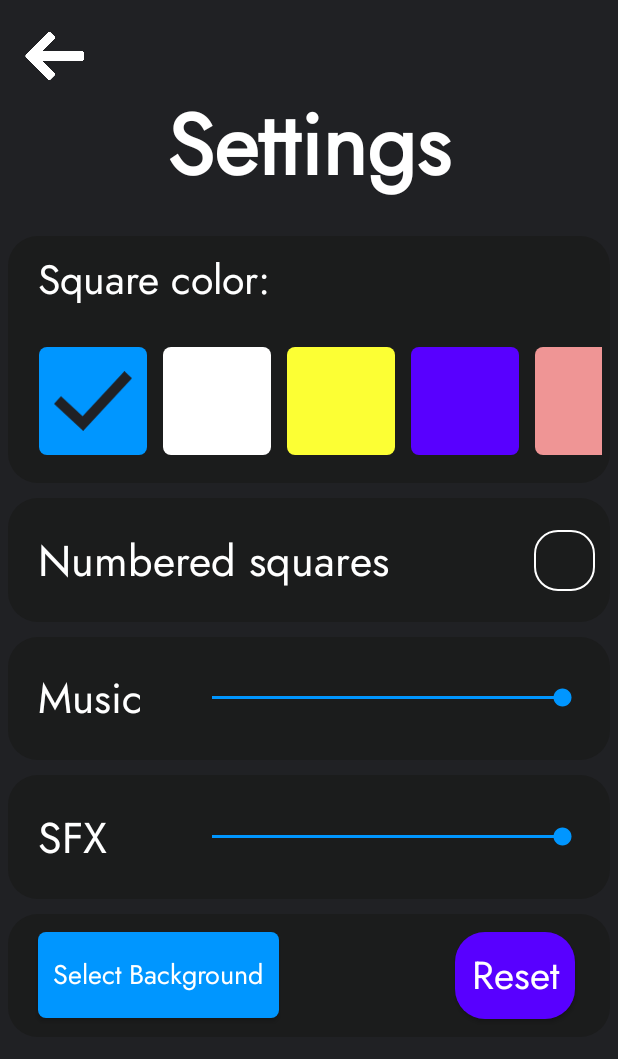
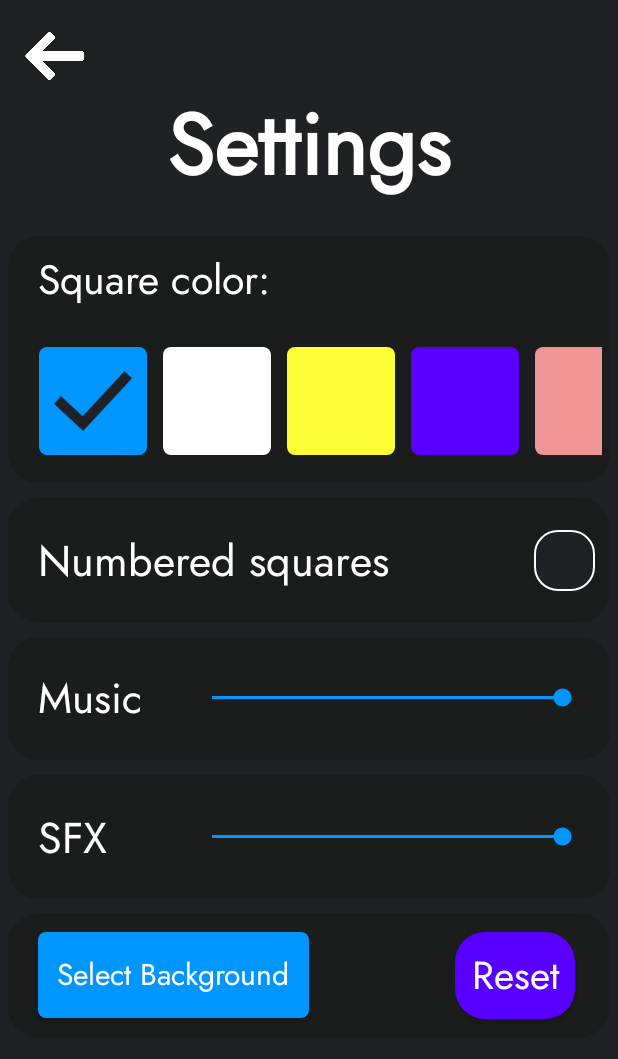
Before and after one commit to DumitruCimpean/GuessThePattern, an Android app: the screen it shows after launch (Settings), after a tap on "SETTINGS", on a phone screen of 412 x 824 dp. Shown: the top 1059 px of the screen. Run offline under Robolectric (Android 15) with nearby library versions, the light colour scheme and no system bars; 2 statements that could not run were skipped; 2 other taps on this screen came first.

Commit message:
delay ratio tweaks
- 1.05, 1.06, 1.05 seems good so far.
- the race can be changed in MainActivity now

```diff
--- a/app/src/main/java/com/example/guessthepattern/MainActivity.java
+++ b/app/src/main/java/com/example/guessthepattern/MainActivity.java
@@ -47,6 +47,9 @@ public class MainActivity extends AppCompatActivity {
     public static final String delay1 = "delay1";
     public static final String delay2 = "delay2";
     public static final String delay3 = "delay3";
+    public static final String delay1ratio = "delay1ratio";
+    public static final String delay2ratio = "delay2ratio";
+    public static final String delay3ratio = "delay3ratio";
 
     private MyGlobals gob;
     private MediaPlayer coinSfx;
@@ -71,11 +74,14 @@ public class MainActivity extends AppCompatActivity {
 
         SharedPreferences prefs = getSharedPreferences(prefsName, MODE_PRIVATE);
         SharedPreferences.Editor editor = prefs.edit();
-        editor.putInt(paceKey, 2);
+        editor.putInt(paceKey, 3);
         editor.putInt(timerMsKey, 10000); // 10 seconds
         editor.putInt(delay1, 1000);
         editor.putInt(delay2, 1800);
         editor.putInt(delay3, 1500);
+        editor.putFloat(delay1ratio, 1.05f);
+        editor.putFloat(delay2ratio, 1.06f);
+        editor.putFloat(delay3ratio, 1.05f);
         editor.apply();
 
         int musicVol = prefs.getInt(musicVolKey, 100);
--- a/app/src/main/java/com/example/guessthepattern/MyGlobals.java
+++ b/app/src/main/java/com/example/guessthepattern/MyGlobals.java
@@ -67,7 +67,7 @@ public class MyGlobals extends Activity {
     public void clickEffectDarken(final View button){
         button.setAlpha(0.5f);
         Handler resetHandler = new Handler();
-        resetHandler.postDelayed(() -> button.setAlpha(1.0F), 200);
+        resetHandler.postDelayed(() -> button.setAlpha(1.0F), 150);
     }
 
     public void clickEffectResize(final View button , Context context){
--- a/app/src/main/res/drawable/scores_bcg.xml
+++ b/app/src/main/res/drawable/scores_bcg.xml
@@ -1,6 +1,8 @@
 <?xml version="1.0" encoding="utf-8"?>
 <shape xmlns:android="http://schemas.android.com/apk/res/android"
     android:shape="rectangle">
+    <solid android:color="@color/dark_grey_100">
+    </solid>
 
     <stroke
         android:color="@color/white"
--- a/app/src/main/res/layout/activity_easy.xml
+++ b/app/src/main/res/layout/activity_easy.xml
@@ -59,7 +59,7 @@
         android:id="@+id/level"
         android:layout_width="wrap_content"
         android:layout_height="0dp"
-        android:autoSizeMinTextSize="25sp"
+        android:autoSizeMinTextSize="20sp"
         android:autoSizeTextType="uniform"
         android:fontFamily="@font/jost_variablewght"
         android:text="@string/level_1"
@@ -291,7 +291,6 @@
         android:id="@+id/itemBar"
         android:layout_width="match_parent"
         android:layout_height="0dp"
-        android:background="@drawable/rectangle_grey"
         android:visibility="invisible"
         app:layout_constraintBottom_toBottomOf="parent"
         app:layout_constraintEnd_toEndOf="parent"
--- a/app/src/main/res/layout/activity_easy_reflex.xml
+++ b/app/src/main/res/layout/activity_easy_reflex.xml
@@ -59,7 +59,7 @@
         android:id="@+id/level"
         android:layout_width="wrap_content"
         android:layout_height="0dp"
-        android:autoSizeMinTextSize="25sp"
+        android:autoSizeMinTextSize="20sp"
         android:autoSizeTextType="uniform"
         android:fontFamily="@font/jost_variablewght"
         android:text="@string/level_1"
--- a/app/src/main/res/layout/activity_easy_timed.xml
+++ b/app/src/main/res/layout/activity_easy_timed.xml
@@ -59,7 +59,7 @@
         android:id="@+id/level"
         android:layout_width="wrap_content"
         android:layout_height="0dp"
-        android:autoSizeMinTextSize="25sp"
+        android:autoSizeMinTextSize="20sp"
         android:autoSizeTextType="uniform"
         android:fontFamily="@font/jost_variablewght"
         android:text="@string/level_1"
@@ -310,7 +310,6 @@
         android:id="@+id/itemBar"
         android:layout_width="match_parent"
         android:layout_height="0dp"
-        android:background="@drawable/rectangle_grey"
         android:visibility="invisible"
         app:layout_constraintBottom_toBottomOf="parent"
         app:layout_constraintEnd_toEndOf="parent"
--- a/app/src/main/res/layout/activity_hard.xml
+++ b/app/src/main/res/layout/activity_hard.xml
@@ -60,7 +60,7 @@
         android:id="@+id/level"
         android:layout_width="wrap_content"
         android:layout_height="0dp"
-        android:autoSizeMinTextSize="25sp"
+        android:autoSizeMinTextSize="20sp"
         android:autoSizeTextType="uniform"
         android:fontFamily="@font/jost_variablewght"
         android:text="@string/level_1"
@@ -460,7 +460,6 @@
         android:id="@+id/itemBar"
         android:layout_width="match_parent"
         android:layout_height="0dp"
-        android:background="@drawable/rectangle_grey"
         android:visibility="invisible"
         app:layout_constraintBottom_toBottomOf="parent"
         app:layout_constraintEnd_toEndOf="parent"
--- a/app/src/main/res/layout/activity_hard_reflex.xml
+++ b/app/src/main/res/layout/activity_hard_reflex.xml
@@ -60,7 +60,7 @@
         android:id="@+id/level"
         android:layout_width="wrap_content"
         android:layout_height="0dp"
-        android:autoSizeMinTextSize="25sp"
+        android:autoSizeMinTextSize="20sp"
         android:autoSizeTextType="uniform"
         android:fontFamily="@font/jost_variablewght"
         android:text="@string/level_1"
--- a/app/src/main/res/layout/activity_hard_timed.xml
+++ b/app/src/main/res/layout/activity_hard_timed.xml
@@ -58,7 +58,7 @@
         android:id="@+id/level"
         android:layout_width="wrap_content"
         android:layout_height="0dp"
-        android:autoSizeMinTextSize="25sp"
+        android:autoSizeMinTextSize="20sp"
         android:autoSizeTextType="uniform"
         android:fontFamily="@font/jost_variablewght"
         android:text="@string/level_1"
@@ -478,7 +478,6 @@
         android:id="@+id/itemBar"
         android:layout_width="match_parent"
         android:layout_height="0dp"
-        android:background="@drawable/rectangle_grey"
         android:visibility="invisible"
         app:layout_constraintBottom_toBottomOf="parent"
         app:layout_constraintEnd_toEndOf="parent"
--- a/app/src/main/res/layout/activity_medium.xml
+++ b/app/src/main/res/layout/activity_medium.xml
@@ -59,7 +59,7 @@
         android:id="@+id/level"
         android:layout_width="wrap_content"
         android:layout_height="0dp"
-        android:autoSizeMinTextSize="25sp"
+        android:autoSizeMinTextSize="20sp"
         android:autoSizeTextType="uniform"
         android:fontFamily="@font/jost_variablewght"
         android:text="@string/level_1"
@@ -360,7 +360,6 @@
         android:id="@+id/itemBar"
         android:layout_width="match_parent"
         android:layout_height="0dp"
-        android:background="@drawable/rectangle_grey"
         android:visibility="invisible"
         app:layout_constraintBottom_toBottomOf="parent"
         app:layout_constraintEnd_toEndOf="parent"
--- a/app/src/main/res/layout/activity_medium_reflex.xml
+++ b/app/src/main/res/layout/activity_medium_reflex.xml
@@ -59,7 +59,7 @@
       android:id="@+id/level"
       android:layout_width="wrap_content"
       android:layout_height="0dp"
-      android:autoSizeMinTextSize="25sp"
+      android:autoSizeMinTextSize="20sp"
       android:autoSizeTextType="uniform"
       android:fontFamily="@font/jost_variablewght"
       android:text="@string/level_1"
--- a/app/src/main/res/layout/activity_medium_timed.xml
+++ b/app/src/main/res/layout/activity_medium_timed.xml
@@ -59,7 +59,7 @@
         android:id="@+id/level"
         android:layout_width="wrap_content"
         android:layout_height="0dp"
-        android:autoSizeMinTextSize="25sp"
+        android:autoSizeMinTextSize="20sp"
         android:autoSizeTextType="uniform"
         android:fontFamily="@font/jost_variablewght"
         android:text="@string/level_1"
@@ -379,7 +379,6 @@
         android:id="@+id/itemBar"
         android:layout_width="match_parent"
         android:layout_height="0dp"
-        android:background="@drawable/rectangle_grey"
         android:visibility="invisible"
         app:layout_constraintBottom_toBottomOf="parent"
         app:layout_constraintEnd_toEndOf="parent"
--- a/app/src/main/res/layout/activity_settings.xml
+++ b/app/src/main/res/layout/activity_settings.xml
@@ -408,6 +408,7 @@
             android:fontFamily="@font/jost_variablewght"
             android:padding="10dp"
             android:text="Select Background"
+            android:maxLines="1"
             android:textColor="@color/white"
             app:layout_constraintBottom_toBottomOf="parent"
             app:layout_constraintEnd_toEndOf="parent"
@@ -416,7 +417,7 @@
             app:layout_constraintStart_toStartOf="parent"
             app:layout_constraintTop_toTopOf="parent"
             app:layout_constraintVertical_bias="0.483"
-            app:layout_constraintWidth_percent="0.4" />
+            app:layout_constraintWidth_percent="0.45" />
 
         <Button
             android:id="@+id/resetBcgImage"
```
Also changed, not shown: app/src/main/java/com/example/guessthepattern/Easy.java (+9 -3 lines), app/src/main/java/com/example/guessthepattern/EasyTimed.java (+9 -3 lines), app/src/main/java/com/example/guessthepattern/Hard.java (+9 -3 lines), app/src/main/java/com/example/guessthepattern/HardTimed.java (+9 -3 lines), app/src/main/java/com/example/guessthepattern/Medium.java (+9 -3 lines), app/src/main/java/com/example/guessthepattern/MediumTimed.java (+9 -3 lines).
